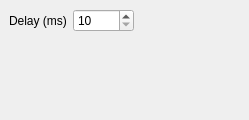
First picture: the form in clicker/mainwindow.ui, repository GamePlayer103/AutoClicker, before the edit.
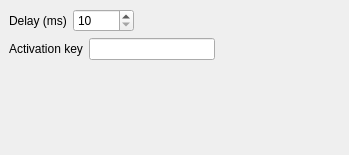
Second picture: the form after the edit.

Commit message: Added selecting activation key, added gitignore

```diff
--- a/clicker/mainwindow.ui
+++ b/clicker/mainwindow.ui
@@ -6,8 +6,8 @@
    <rect>
     <x>0</x>
     <y>0</y>
-    <width>249</width>
-    <height>120</height>
+    <width>349</width>
+    <height>155</height>
    </rect>
   </property>
   <property name="windowTitle">
@@ -49,6 +49,37 @@
       </item>
      </layout>
     </item>
+    <item>
+     <layout class="QHBoxLayout" name="horizontalLayout_2">
+      <item>
+       <widget class="QLabel" name="label_2">
+        <property name="text">
+         <string>Activation key</string>
+        </property>
+       </widget>
+      </item>
+      <item>
+       <widget class="QLineEdit" name="activationChar">
+        <property name="maxLength">
+         <number>1</number>
+        </property>
+       </widget>
+      </item>
+      <item>
+       <spacer name="horizontalSpacer_2">
+        <property name="orientation">
+         <enum>Qt::Horizontal</enum>
+        </property>
+        <property name="sizeHint" stdset="0">
+         <size>
+          <width>40</width>
+          <height>20</height>
+         </size>
+        </property>
+       </spacer>
+      </item>
+     </layout>
+    </item>
     <item>
      <spacer name="verticalSpacer">
       <property name="orientation">
```
The commit also changes 10 other files.
